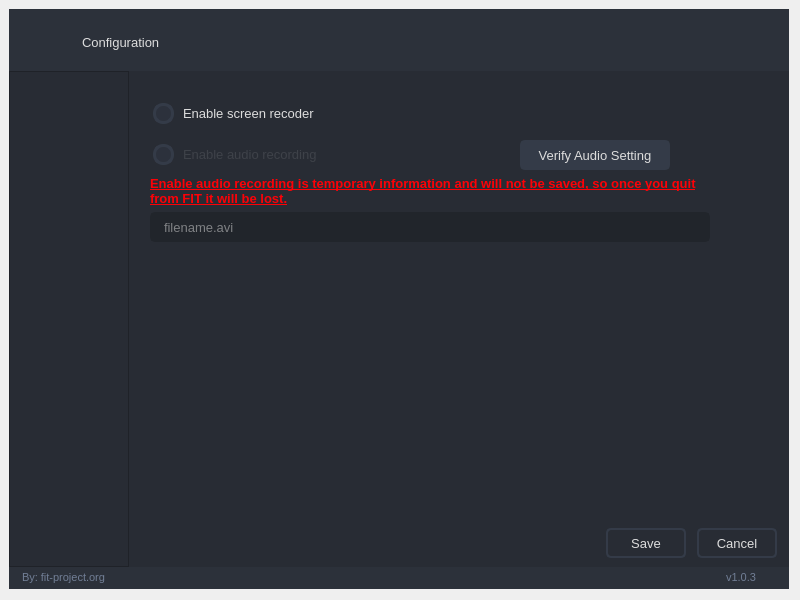
fit-project/fit, file ui/configuration/configuration.ui: the form before one commit.
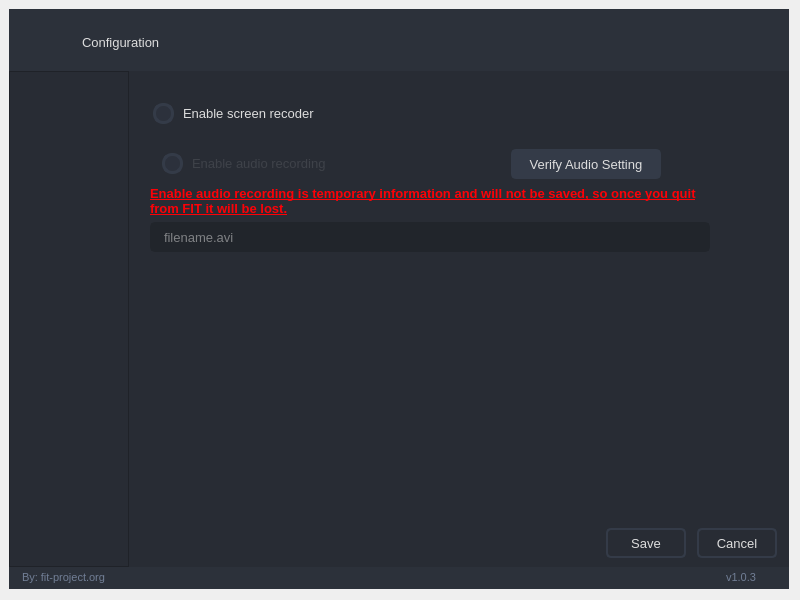
The form after the commit. Icons and pictures are not drawn.

The edit to the form file:
```diff
--- a/ui/configuration/configuration.ui
+++ b/ui/configuration/configuration.ui
@@ -2159,9 +2159,10 @@
                              <number>0</number>
                             </property>
                             <item>
-                             <layout class="QHBoxLayout" name="horizontalLayout_9">
+                             <widget class="QFrame" name="audio_recording_box">
+                              <layout class="QHBoxLayout" name="audio_recording_layout">
                               <property name="bottomMargin">
-                               <number>0</number>
+                                <number>1</number>
                               </property>
                               <item>
                                <widget class="QCheckBox" name="enable_audio_recording">
@@ -2231,6 +2232,7 @@
                                </spacer>
                               </item>
                              </layout>
+                             </widget>
                             </item>
                             <item>
                              <widget class="QLabel" name="temporary_msg">
```
Lines whose indentation alone changed are shown as unchanged.
